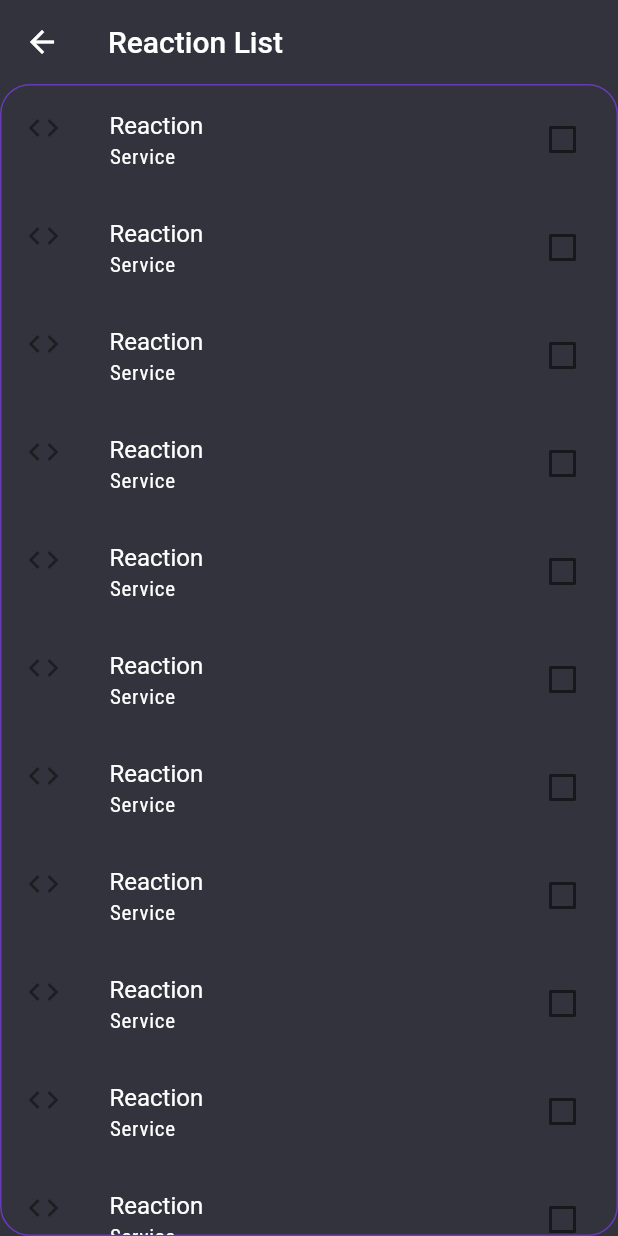
After one commit to mgl/AREA-client, a Flutter app: the ActionList screen opened directly, after a tap on an icon or button, on a phone screen of 412 x 824 dp. The commit adds this screen. Run offline on Flutter 3.47's test engine with Material 2 defaults, Android fonts, the phone set to English and light mode, and no system bars; our stand-ins replace adaptive_breakpoints, firebase_auth, firebase_core, flutter_svg, google_fonts, google_sign_in; accounts and stored records are empty.

Commit message:
adding reaction

```diff
--- a/lib/views/home/action_list.dart
+++ b/lib/views/home/action_list.dart
@@ -1,3 +1,4 @@
+import 'package:client/views/reaction/reaction_page.dart';
 import 'package:flutter/material.dart';
 
 class ActionList extends StatelessWidget {
@@ -15,6 +16,12 @@ class ActionList extends StatelessWidget {
         children: [
           for (int index = 1; index < 50; index++)
             ListTile(
+                onTap: () {
+                  Navigator.push(context,
+                      MaterialPageRoute(builder: (BuildContext context) {
+                    return ReactionPage();
+                  }));
+                },
                 leading: ExcludeSemantics(
                     child: CircleAvatar(child: Text('$index'))),
                 title: Text('Action n°$index'),
--- /dev/null
+++ b/lib/views/reaction/reaction_page.dart
@@ -0,0 +1,46 @@
+
+import 'package:flutter/material.dart';
+
+class ReactionPage extends StatefulWidget {
+  @override
+  _ReactionPageState createState() => _ReactionPageState();
+}
+
+class _ReactionPageState extends State<ReactionPage> {
+  // const ReactionPage({Key? key}) : super(key: key);
+  final _values = List<bool?>.filled(51, false);
+
+  @override
+  Widget build(BuildContext context) {
+    // for (int j = 0; j < 51; j++) {
+    // _values.add(false);
+    // }
+    return Scaffold(
+        appBar: AppBar(title: const Text('Reaction List')),
+        body: Container(
+            decoration: BoxDecoration(
+                border: Border.all(color: Colors.deepPurple),
+                borderRadius: BorderRadius.circular(20)),
+            child: Scrollbar(
+              child: ListView(
+                children: [
+                  for (int i = 1; i < 51; i++)
+                    CheckboxListTile(
+                        title: const Text('Reaction'),
+                        subtitle: const Text('Service'),
+                        secondary: const Icon(Icons.code),
+                        autofocus: false,
+                        activeColor: Colors.green,
+                        checkColor: Colors.white,
+                        selected: _values[i]!,
+                        value: _values[i],
+                        onChanged: (bool? value) {
+                          setState(() {
+                            _values[i] = value;
+                          });
+                        })
+                ],
+              ),
+            )));
+  }
+}
```
